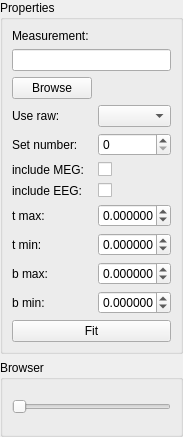
This is applications/mne_analyze/extensions/dipolefit/FormFiles/dipolefitcontrol.ui in LorenzE/mne-cpp as Qt 5 draws it before an edit. The edited form follows.
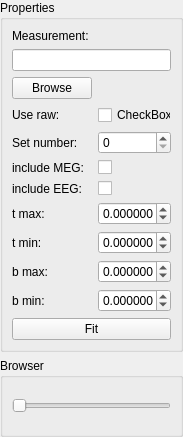
This is the edited form.

Commit message: [MA-6] Added more gui functionality to the dipole fit extension controller.

```diff
--- a/applications/mne_analyze/extensions/dipolefit/FormFiles/dipolefitcontrol.ui
+++ b/applications/mne_analyze/extensions/dipolefit/FormFiles/dipolefitcontrol.ui
@@ -108,9 +108,6 @@
         </property>
        </widget>
       </item>
-      <item row="3" column="1">
-       <widget class="QComboBox" name="m_qComboBoxUseRaw"/>
-      </item>
       <item row="4" column="1">
        <widget class="QSpinBox" name="m_qSpinBoxSetNumber"/>
       </item>
@@ -182,6 +179,13 @@
         </property>
        </widget>
       </item>
+      <item row="3" column="1">
+       <widget class="QCheckBox" name="m_qCheckBoxUseRaw">
+        <property name="text">
+         <string>CheckBox</string>
+        </property>
+       </widget>
+      </item>
      </layout>
     </widget>
    </item>
```
The commit also changes 2 other files.
